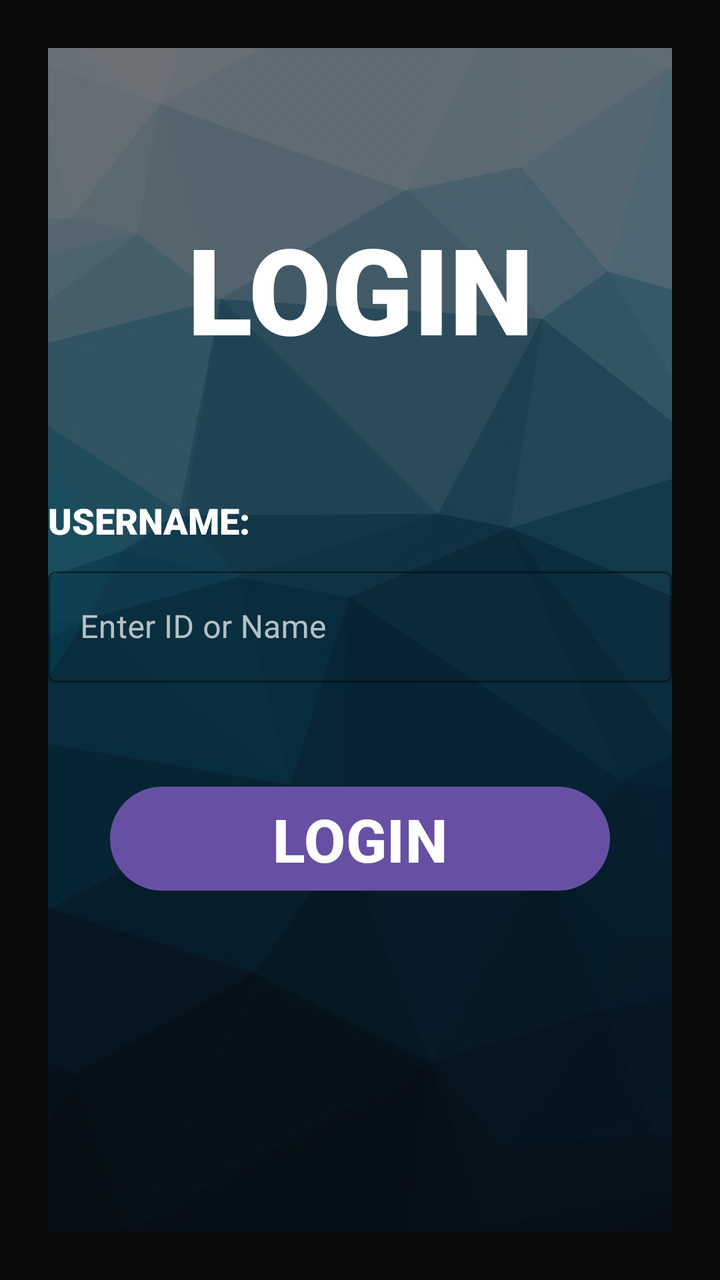
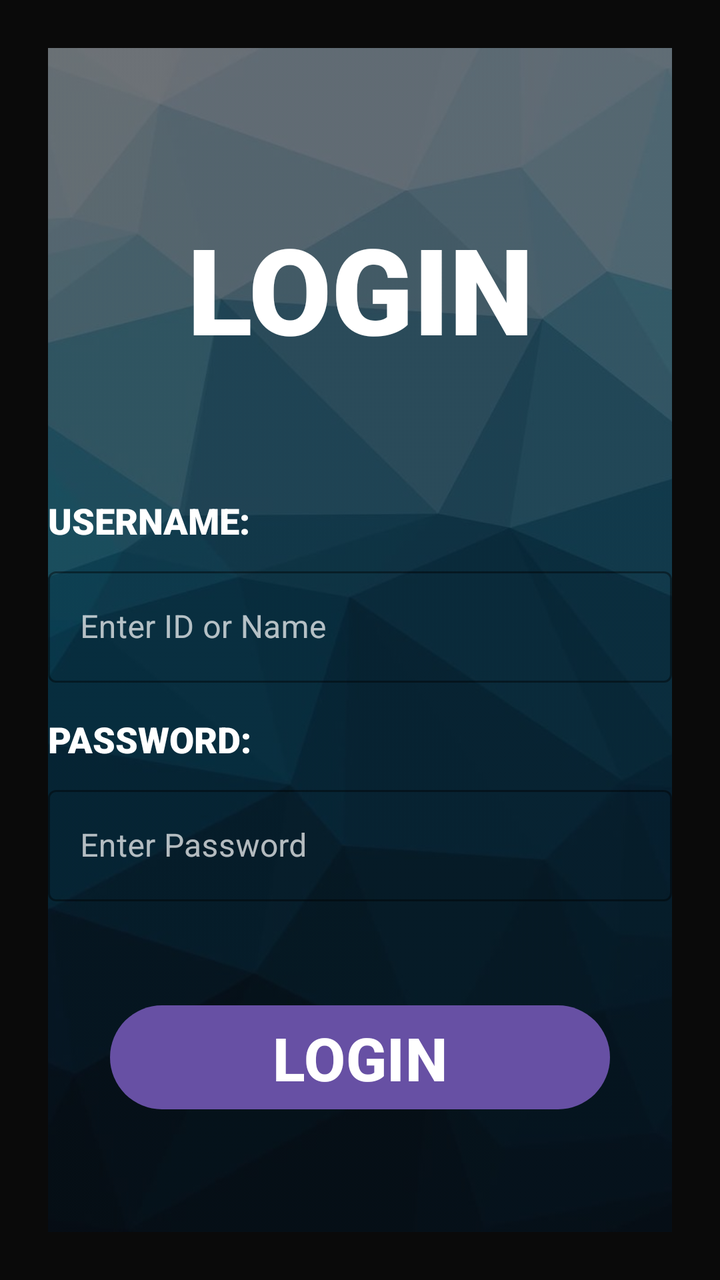

Screens rendered from an Android XML layout before and after an edit, with the pre-edit source and the edit as a unified diff.
<!-- AndroidManifest.xml: application theme Theme.WarehouseLocationScanner -->
<!-- res/layout/activity_login.xml -->
<?xml version="1.0" encoding="utf-8"?>
<androidx.constraintlayout.widget.ConstraintLayout
    xmlns:android="http://schemas.android.com/apk/res/android"
    xmlns:app="http://schemas.android.com/apk/res-auto"
    android:id="@+id/main"
    android:background="@color/theme_bg_dark"
    android:layout_width="match_parent"
    android:layout_height="match_parent"
    android:padding="24dp">

    
    <ImageView
        android:layout_width="match_parent"
        android:layout_height="match_parent"
        android:scaleType="centerCrop"
        android:src="@drawable/geometric_background"
        android:alpha="0.50"
        app:layout_constraintTop_toTopOf="parent"
        app:layout_constraintBottom_toBottomOf="parent"
        app:layout_constraintStart_toStartOf="parent"
        app:layout_constraintEnd_toEndOf="parent" />

    <TextView
        android:id="@+id/tvTitle"
        android:layout_width="match_parent"
        android:layout_height="wrap_content"
        android:text="LOGIN"
        android:textColor="@color/white"
        android:fontFamily="sans-serif-black"
        android:textSize="60sp"
        android:textStyle="bold"
        android:gravity="center_horizontal"
        android:layout_marginTop="80dp"
        app:layout_constraintTop_toTopOf="parent"
        app:layout_constraintStart_toStartOf="parent"
        app:layout_constraintEnd_toEndOf="parent"/>

    <TextView
        android:id="@+id/tvUsernameLabel"
        android:layout_width="match_parent"
        android:layout_height="wrap_content"
        android:text="USERNAME:"
        android:textColor="@color/white"
        android:fontFamily="sans-serif-black"
        android:textSize="18sp"
        android:textStyle="bold"
        android:layout_marginTop="64dp"
        app:layout_constraintTop_toBottomOf="@id/tvTitle"
        app:layout_constraintStart_toStartOf="parent"
        app:layout_constraintEnd_toEndOf="parent"/>

    <com.google.android.material.textfield.TextInputLayout
        android:id="@+id/inputLayoutUser"
        style="@style/Widget.MaterialComponents.TextInputLayout.OutlinedBox"
        android:layout_width="match_parent"
        android:layout_height="wrap_content"
        app:boxStrokeColor="@color/white"
        app:hintTextColor="@color/white"
        android:textColorHint="#B3FFFFFF"
        android:hint="Enter ID or Name"
        android:layout_marginTop="8dp"
        app:layout_constraintTop_toBottomOf="@id/tvUsernameLabel"
        app:layout_constraintStart_toStartOf="parent"
        app:layout_constraintEnd_toEndOf="parent">

        <com.google.android.material.textfield.TextInputEditText
            android:id="@+id/etWorkerId"
            android:layout_width="match_parent"
            android:layout_height="wrap_content"
            android:textColor="@color/white"
            android:inputType="textVisiblePassword"
            android:maxLines="1"
            android:imeOptions="actionDone"/>
    </com.google.android.material.textfield.TextInputLayout>

    <com.google.android.material.button.MaterialButton
        android:id="@+id/btnLogin"
        android:layout_width="250dp"
        android:layout_height="60dp"
        android:text="LOGIN"
        android:textSize="30sp"
        android:textStyle="bold"
        android:layout_marginTop="48dp"
        app:layout_constraintTop_toBottomOf="@id/inputLayoutUser"
        app:layout_constraintStart_toStartOf="parent"
        app:layout_constraintEnd_toEndOf="parent" />

</androidx.constraintlayout.widget.ConstraintLayout>
<!-- resources referenced by this layout -->
<resources>
  <color name="theme_bg_dark">#0A0A0A</color>
  <color name="white">#FFFFFFFF</color>
  <!-- drawable geometric_background: jpg bitmap (drawable, 22576 bytes) -->
  <style name="Theme.WarehouseLocationScanner" parent="Base.Theme.WarehouseLocationScanner" />
  <style name="Base.Theme.WarehouseLocationScanner" parent="Theme.Material3.DayNight.NoActionBar">
          
          
      </style>
</resources>

<!-- the commit's change to res/layout/activity_login.xml (unified diff, before → after) -->
@@ -73,6 +73,44 @@
             android:imeOptions="actionDone"/>
     </com.google.android.material.textfield.TextInputLayout>
 
+    <TextView
+        android:id="@+id/tvPasswordLabel"
+        android:layout_width="match_parent"
+        android:layout_height="wrap_content"
+        android:text="PASSWORD:"
+        android:textColor="@color/white"
+        android:fontFamily="sans-serif-black"
+        android:textSize="18sp"
+        android:textStyle="bold"
+        android:layout_marginTop="16dp"
+        app:layout_constraintTop_toBottomOf="@id/inputLayoutUser"
+        app:layout_constraintStart_toStartOf="parent"
+        app:layout_constraintEnd_toEndOf="parent"/>
+
+    <com.google.android.material.textfield.TextInputLayout
+        android:id="@+id/inputLayoutPassword"
+        style="@style/Widget.MaterialComponents.TextInputLayout.OutlinedBox"
+        android:layout_width="match_parent"
+        android:layout_height="wrap_content"
+        app:boxStrokeColor="@color/white"
+        app:hintTextColor="@color/white"
+        android:textColorHint="#B3FFFFFF"
+        android:hint="Enter Password"
+        android:layout_marginTop="8dp"
+        app:layout_constraintTop_toBottomOf="@id/tvPasswordLabel"
+        app:layout_constraintStart_toStartOf="parent"
+        app:layout_constraintEnd_toEndOf="parent">
+
+        <com.google.android.material.textfield.TextInputEditText
+            android:id="@+id/etPassword"
+            android:layout_width="match_parent"
+            android:layout_height="wrap_content"
+            android:textColor="@color/white"
+            android:inputType="textPassword"
+            android:maxLines="1"
+            android:imeOptions="actionDone"/>
+    </com.google.android.material.textfield.TextInputLayout>
+
     <com.google.android.material.button.MaterialButton
         android:id="@+id/btnLogin"
         android:layout_width="250dp"
@@ -81,7 +119,7 @@
         android:textSize="30sp"
         android:textStyle="bold"
         android:layout_marginTop="48dp"
-        app:layout_constraintTop_toBottomOf="@id/inputLayoutUser"
+        app:layout_constraintTop_toBottomOf="@id/inputLayoutPassword"
         app:layout_constraintStart_toStartOf="parent"
         app:layout_constraintEnd_toEndOf="parent" />
 
